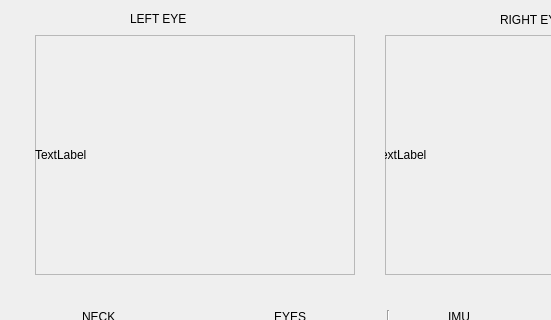
The window that muecascontrol/src/mainUI.ui (robocomp/muecas) describes before a commit, drawn with Qt 5; both pictures show x 0 to 551 and y 0 to 320 of the 752 by 655 pixel window.
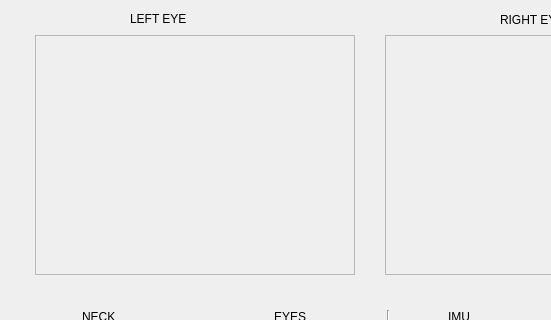
The same window after the commit.

```diff
--- a/muecascontrol/src/mainUI.ui
+++ b/muecascontrol/src/mainUI.ui
@@ -53,7 +53,7 @@
         </rect>
        </property>
        <property name="text">
-        <string>TextLabel</string>
+        <string/>
        </property>
       </widget>
      </widget>
@@ -94,7 +94,7 @@
         </rect>
        </property>
        <property name="text">
-        <string>TextLabel</string>
+        <string/>
        </property>
       </widget>
      </widget>
```
